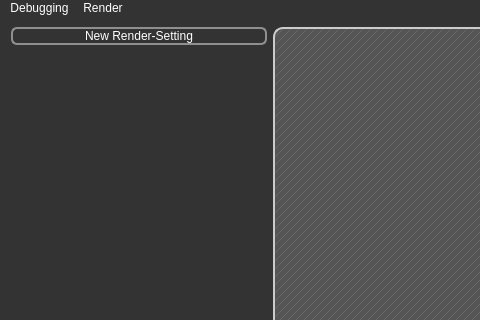
Before: the Qt Designer form qt-frontend/SimplexGui/mainwindow.ui in phresnel/picogen, drawn with Qt 5; both pictures show x 0 to 480 and y 0 to 320 of the 600 by 412 pixel window.
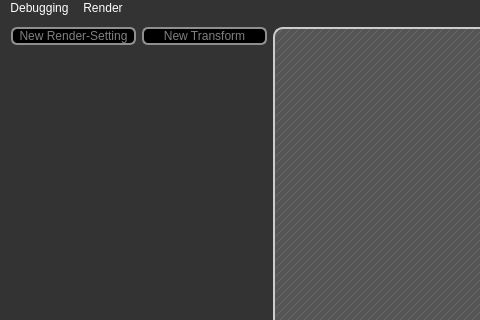
After: the same form once the commit is applied. Custom widgets are drawn as their Qt base class.

Commit message: can add multiple sub-transforms

```diff
--- a/qt-frontend/SimplexGui/mainwindow.ui
+++ b/qt-frontend/SimplexGui/mainwindow.ui
@@ -14,58 +14,58 @@
    <string>MainWindow</string>
   </property>
   <property name="styleSheet">
-   <string notr="true">* { 
-background: #333; 
-color: white;
+   <string notr="true">* {
+	background: #333; 
+	color: white;
 }
 
 
 QScrollBar::add-line, QScrollBar::sub-line {width:0;height:0;}
 QScrollBar{margin:1px 1px 1px 1px;}
 QScrollBar::handle{
-border-radius:4px;
-background-color: qlineargradient(x1:0, y1:0, x2:0, y2:1,
-stop:0 #717171, stop: 0.5 #505050,
-stop: 0.6 #434343, stop:1 #757575);
+	border-radius:4px;
+	background-color: qlineargradient(x1:0, y1:0, x2:0, y2:1,
+                                       stop:0 #717171, stop: 0.5 #505050,
+                                       stop: 0.6 #434343, stop:1 #757575);
 }
 QScrollBar::add-page, QScrollBar::sub-page{
-background-color: qlineargradient(x1:0, y1:0, x2:0, y2:1,
-stop:0 #333, stop: 0.2 #222,
-stop: 0.8 #222, stop:1 #444);
+	background-color: qlineargradient(x1:0, y1:0, x2:0, y2:1,
+                                       stop:0 #333, stop: 0.2 #222,
+                                       stop: 0.8 #222, stop:1 #444);
 }
 
 QGraphicsView, QMdiArea, QTreeView {
-border:2px solid #ccc;
-border-radius:10px; 
-background-color:#555;
-alternate-background-color:#555;
+	border:2px solid #ccc;
+	border-radius:10px; 
+	background-color:#555;
+	alternate-background-color:#555;
 }
 QMdiArea::QFrame {
-background-color:#111;
+	background-color:#111;
 }
 
 
 QHeaderView { background-color: transparent; }
 QHeaderView::section {
-background-color: qlineargradient(x1:0, y1:0, x2:0, y2:1,
-stop:0 #616161, stop: 0.5 #505050,
-stop: 0.6 #434343, stop:1 #656565);
-color: white;
-padding-left: 4px;
-border: 1px solid #6c6c6c;
-border-radius:5px;
-}
+	background-color: qlineargradient(x1:0, y1:0, x2:0, y2:1,
+                                       stop:0 #616161, stop: 0.5 #505050,
+                                       stop: 0.6 #434343, stop:1 #656565);
+	color: white;
+	padding-left: 4px;
+	border: 1px solid #6c6c6c;
+	border-radius:5px;
+ }
 
 QMenuBar {
-background-color: qlineargradient(x1:0, y1:0, x2:0, y2:1,
-stop:0 #888, stop:1 #aaa);
-} QMenuBar::item {
-spacing: 3px; /* spacing between menu bar items */
-padding: 1px 4px;
-background: transparent;
-border-radius: 4px;
+	background-color: qlineargradient(x1:0, y1:0, x2:0, y2:1,
+                                       stop:0 #888, stop:1 #aaa);
+ } QMenuBar::item  {
+	spacing: 3px; /* spacing between menu bar items */
+	padding: 1px 4px;
+	background: transparent;
+	border-radius: 4px;
 } QMenuBar::item:selected { /* when selected using mouse or keyboard */
-background: #b8b8b8;
+	background: #b8b8b8;
 } QMenuBar::item:pressed {
 background: #aaa;
 }
@@ -81,30 +81,33 @@
 }
 
 QPushButton {
-border: 2px solid #8f8f91;
-border-radius: 6px;
-background-color: qlineargradient(x1:0, y1:0, x2:0, y2:1,
-stop:0 #717171, stop: 0.5 #606060,
-stop: 0.6 #535353, stop:1 #757575);
+	border: 2px solid #8f8f91;
+	border-radius: 6px;
+	background-color: qlineargradient(x1:0, y1:0, x2:0, y2:1,
+                                       stop:0 #717171, stop: 0.5 #606060,
+                                       stop: 0.6 #535353, stop:1 #757575);
 } QPushButton:pressed {
-background-color: qlineargradient(x1:0, y1:0, x2:0, y2:1,
-stop:0.5 #717171, 
-stop: 1 #606060,
-stop: 0 #535353, 
-stop:0.6 #757575);
+	background-color: qlineargradient(x1:0, y1:0, x2:0, y2:1,
+										stop:0.5 #717171, 
+										stop: 1 #606060,
+										stop: 0 #535353, 
+										stop:0.6 #757575);
+} QPushButton:disabled {
+	color:gray;
+	background-color: black;
 }
 
 QGroupBox {
-background-color: qlineargradient(x1: 0, y1: 0, x2: 0, y2: 1,
-stop: 0 #555, stop: 1 #888);
-border: 2px solid #CCC;
-border-radius: 6px;
-margin-top: 1ex; /* leave space at the top for the title */
+	 background-color: qlineargradient(x1: 0, y1: 0, x2: 0, y2: 1,
+                                       stop: 0 #555, stop: 1 #888);
+	border: 2px solid #CCC;
+	border-radius: 6px;
+	margin-top: 1ex; /* leave space at the top for the title */
 } QGroupBox::title {
-color: orange; 
-subcontrol-origin: margin;
-subcontrol-position: top center; /* position at the top center */
-padding: 0 3px;
+	color: orange;	
+	subcontrol-origin: margin;
+	subcontrol-position: top center; /* position at the top center */
+	padding: 0 3px;
 }</string>
   </property>
   <widget class="QWidget" name="centralWidget">
@@ -118,11 +121,24 @@
        <layout class="QGridLayout" name="gridLayout">
         <item row="0" column="0">
          <widget class="QPushButton" name="newRsButton">
+          <property name="enabled">
+           <bool>false</bool>
+          </property>
           <property name="text">
            <string>New Render-Setting</string>
           </property>
          </widget>
         </item>
+        <item row="0" column="1">
+         <widget class="QPushButton" name="newTransformButton">
+          <property name="enabled">
+           <bool>false</bool>
+          </property>
+          <property name="text">
+           <string>New Transform</string>
+          </property>
+         </widget>
+        </item>
        </layout>
       </item>
       <item>
```
Left out of the diff: 12 changed lines with no effect on the pictures. The commit also changes 2 other files.
